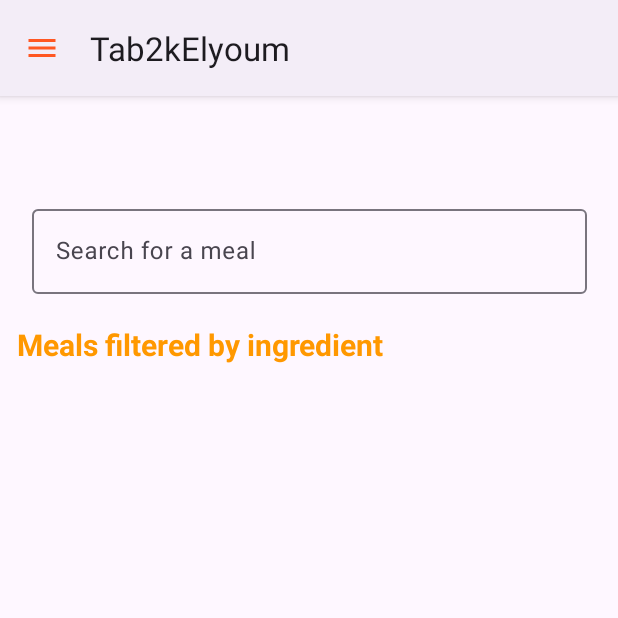
After one commit to rehamelsayeddd/Tab2K-Elyoum, an Android app: the mealByIngrediantFragment screen opened through its navigation route, on a phone screen of 412 x 824 dp, the top half of it. The commit adds this screen. Run offline under Robolectric (Android 15) with nearby library versions, the phone set to English and light mode, and no system bars; our stand-ins replace Firebase (no records; nobody signed in at launch, a user with empty details on screens opened directly), navigation-ui.

Commit message:
adding ui screensfor favMeas , calender

```diff
--- /dev/null
+++ b/Tab2kElyoum/app/src/main/java/com/example/tab2kelyoum/mealByIngrediantFragment.java
@@ -0,0 +1,29 @@
+package com.example.tab2kelyoum;
+
+import android.os.Bundle;
+
+import androidx.fragment.app.Fragment;
+
+import android.view.LayoutInflater;
+import android.view.View;
+import android.view.ViewGroup;
+
+
+public class mealByIngrediantFragment extends Fragment {
+
+
+
+
+    @Override
+    public void onCreate(Bundle savedInstanceState) {
+        super.onCreate(savedInstanceState);
+
+    }
+
+    @Override
+    public View onCreateView(LayoutInflater inflater, ViewGroup container,
+                             Bundle savedInstanceState) {
+        // Inflate the layout for this fragment
+        return inflater.inflate(R.layout.fragment_meal_by_ingrediant, container, false);
+    }
+}
--- /dev/null
+++ b/Tab2kElyoum/app/src/main/res/layout/fragment_meal_by_ingrediant.xml
@@ -0,0 +1,57 @@
+<androidx.core.widget.NestedScrollView xmlns:android="http://schemas.android.com/apk/res/android"
+xmlns:app="http://schemas.android.com/apk/res-auto"
+xmlns:tools="http://schemas.android.com/tools"
+android:layout_width="match_parent"
+android:layout_height="match_parent"
+android:layout_marginTop="60dp"
+tools:context=".mealByIngrediantFragment">
+
+
+<androidx.constraintlayout.widget.ConstraintLayout
+    android:layout_width="match_parent"
+    android:layout_height="match_parent">
+
+    <com.google.android.material.textfield.TextInputLayout
+        android:id="@+id/textInputLayout"
+        android:layout_width="370dp"
+        android:layout_height="wrap_content"
+        android:layout_marginTop="10dp"
+        android:hint="@string/search_for_a_meal"
+        app:layout_constraintEnd_toEndOf="parent"
+        app:layout_constraintStart_toStartOf="parent"
+        app:layout_constraintTop_toTopOf="parent">
+
+        <com.google.android.material.textfield.TextInputEditText
+            android:id="@+id/textInput_Meal_search_Ingradiant"
+            android:layout_width="match_parent"
+            android:layout_height="match_parent"
+            android:backgroundTint="#4DC4C4C4" />
+    </com.google.android.material.textfield.TextInputLayout>
+
+    <TextView
+        android:id="@+id/tv_ingredientSelected"
+        android:layout_width="wrap_content"
+        android:layout_height="wrap_content"
+        android:layout_marginTop="20dp"
+        android:text="@string/meals_filtered_by_ingredient"
+        android:textColor="#FF9800"
+        android:textSize="20sp"
+        android:textStyle="bold"
+        app:layout_constraintEnd_toEndOf="parent"
+        app:layout_constraintHorizontal_bias="0.068"
+        app:layout_constraintStart_toStartOf="parent"
+        app:layout_constraintTop_toBottomOf="@+id/textInputLayout" />
+
+    <androidx.recyclerview.widget.RecyclerView
+        android:id="@+id/rv_MealByIngradiant"
+        android:layout_width="match_parent"
+        android:layout_height="match_parent"
+        android:layout_marginTop="15dp"
+        app:layout_constraintEnd_toEndOf="parent"
+        app:layout_constraintHorizontal_bias="0.0"
+        app:layout_constraintStart_toStartOf="parent"
+        app:layout_constraintTop_toBottomOf="@+id/tv_ingredientSelected"
+        tools:listitem="@layout/search_meal_items_all" />
+
+</androidx.constraintlayout.widget.ConstraintLayout>
+</androidx.core.widget.NestedScrollView>
--- a/Tab2kElyoum/app/src/main/res/navigation/nav_graph.xml
+++ b/Tab2kElyoum/app/src/main/res/navigation/nav_graph.xml
@@ -78,7 +78,11 @@
         android:id="@+id/searchByIngrdiantFragment"
         android:name="com.example.tab2kelyoum.searchByIngrdiantFragment"
         android:label="fragment_search_by_ingrdiant"
-        tools:layout="@layout/fragment_search_by_ingrdiant" />
+        tools:layout="@layout/fragment_search_by_ingrdiant" >
+        <action
+            android:id="@+id/action_searchByIngrdiantFragment_to_mealByIngrediantFragment"
+            app:destination="@id/mealByIngrediantFragment" />
+    </fragment>
     <fragment
         android:id="@+id/searchBYCountryFragment"
         android:name="com.example.tab2kelyoum.searchBYCountryFragment"
@@ -89,4 +93,9 @@
         android:name="com.example.tab2kelyoum.categoryFragment"
         android:label="fragment_category"
         tools:layout="@layout/fragment_category" />
+    <fragment
+        android:id="@+id/mealByIngrediantFragment"
+        android:name="com.example.tab2kelyoum.mealByIngrediantFragment"
+        android:label="fragment_meal_by_ingrediant"
+        tools:layout="@layout/fragment_meal_by_ingrediant" />
 </navigation>
--- a/Tab2kElyoum/app/src/main/res/values/strings.xml
+++ b/Tab2kElyoum/app/src/main/res/values/strings.xml
@@ -37,18 +37,20 @@
     <string name="meals">Meals</string>
     <string name="search_for_a_meal">Search for a meal</string>
     <string name="search_by_ingredient">Search by ingredient </string>
-    <string name="ingredients"> Ingredients </string>
-    <string name="areas"> Areas </string>
-    <string name="categories"> Categories </string>
-    <string name="my_week_plan"> My week plan </string>
-    <string name="saturday"> Saturday </string>
-    <string name="sunday"> Sunday </string>
+    <string name="ingredients">Ingredients </string>
+    <string name="areas">Areas</string>
+    <string name="categories">Categories</string>
+    <string name="my_week_plan">My week plan</string>
+    <string name="saturday">Saturday</string>
+    <string name="sunday">Sunday</string>
     <string name="monday">Monday</string>
-    <string name="tuesday"> Tuesday </string>
-    <string name="wednesday"> Wednesday </string>
-    <string name="thursday"> Thursday </string>
-    <string name="friday"> Friday </string>
-    <string name="my_saved_recipes"> My Saved Meals </string>
+    <string name="tuesday">Tuesday</string>
+    <string name="wednesday">Wednesday</string>
+    <string name="thursday">Thursday</string>
+    <string name="friday">Friday</string>
+    <string name="my_saved_recipes">My Saved Meals</string>
+    <string name="meals_filtered_by_ingredient">Meals filtered by ingredient</string>
+    <string name="add_to_weekplan">Add to weekplan</string>
 
 
 
```
Also changed, not shown: Tab2kElyoum/app/src/main/res/layout/search_meal_items_all.xml (added, +85 -0 lines).
